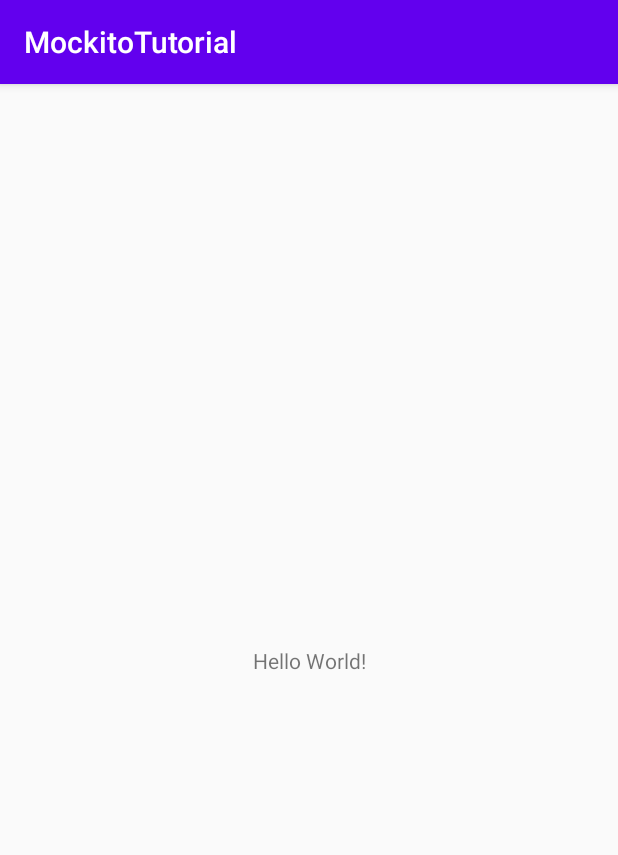
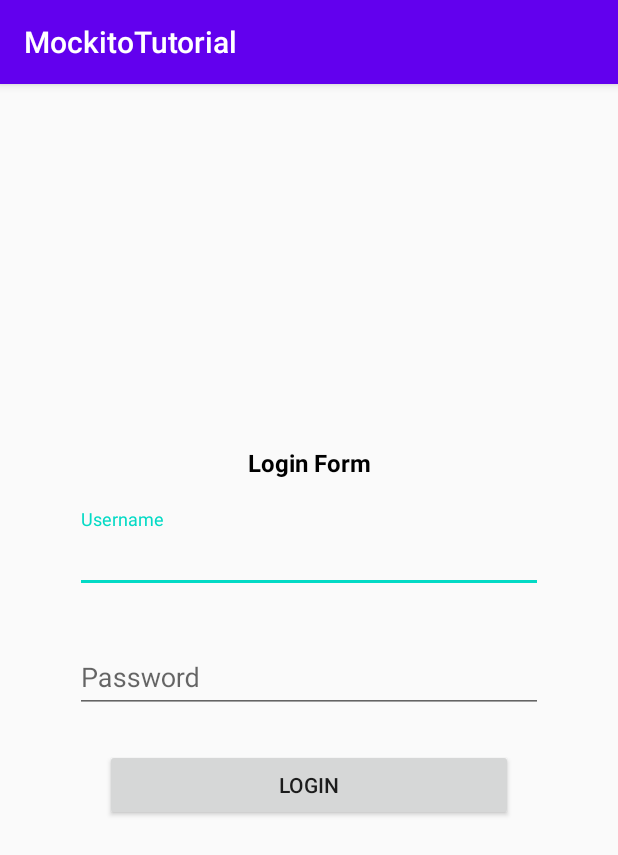
Before and after one commit to rkaprasetya/UnitTestLearning, an Android app: the screen it shows after launch (MainActivity before the commit, LoginActivity after it), on a phone screen of 412 x 824 dp. Shown: the top 855 px of the screen. Run offline under Robolectric (Android 15) with nearby library versions, the phone set to English and light mode, and no system bars; our stand-ins replace RxJava, data binding; 1 statement that could not run was skipped.

```diff
--- a/app/src/main/AndroidManifest.xml
+++ b/app/src/main/AndroidManifest.xml
@@ -9,13 +9,16 @@
         android:roundIcon="@mipmap/ic_launcher_round"
         android:supportsRtl="true"
         android:theme="@style/AppTheme">
-        <activity android:name=".MainActivity">
+        <activity android:name=".login.LoginActivity">
             <intent-filter>
                 <action android:name="android.intent.action.MAIN" />
 
                 <category android:name="android.intent.category.LAUNCHER" />
             </intent-filter>
         </activity>
+        <activity android:name=".MainActivity">
+
+        </activity>
     </application>
 
 </manifest>
--- /dev/null
+++ b/app/src/main/java/com/raka/mockitotutorial/login/LoginActivity.kt
@@ -0,0 +1,73 @@
+package com.raka.mockitotutorial.login
+
+import androidx.appcompat.app.AppCompatActivity
+import android.os.Bundle
+import android.view.View
+import android.widget.Toast
+import androidx.databinding.DataBindingUtil
+import androidx.lifecycle.Observer
+import androidx.lifecycle.ViewModelProviders
+import com.raka.mockitotutorial.R
+import com.raka.mockitotutorial.databinding.ActivityLoginBinding
+import io.reactivex.disposables.CompositeDisposable
+
+class LoginActivity : AppCompatActivity() {
+    private lateinit var binding : ActivityLoginBinding
+    private lateinit var viewModel: LoginViewModel
+    private val compositeDisposable = CompositeDisposable()
+
+    override fun onCreate(savedInstanceState: Bundle?) {
+        super.onCreate(savedInstanceState)
+        binding = DataBindingUtil.setContentView(this,R.layout.activity_login)
+        viewModel = ViewModelProviders.of(this,LoginViewModelFactory(ApiServiceImpl())).get(LoginViewModel::class.java)
+        binding.viewmodel = viewModel
+        setupObservers()
+    }
+    private fun setupObservers() {
+        binding.viewmodel!!.toastMessage.observe(this, Observer {
+            it.getContentIfnotHandled()?.let {
+                setToastMessage(it)
+            }
+        })
+        binding.viewmodel!!.onLoading.observe(this, Observer {
+            if(it){
+                binding.pbLogin.visibility = View.VISIBLE
+                setFormGone()
+            }else{
+                binding.pbLogin.visibility = View.GONE
+                setFormVisible()
+            }
+        })
+    }
+
+    private fun setToastMessage(it:String){
+        var message:String = ""
+        when(it!!){
+            "1" -> {message = resources.getString(R.string.username_empty)}
+            "2" -> {message = resources.getString(R.string.wrong_email)}
+            "3" -> {message = resources.getString(R.string.password_empty)}
+            "4" -> {message = resources.getString(R.string.login_fail)}
+            "5" -> {message = resources.getString(R.string.login_success)}
+        }
+        Toast.makeText(this,message, Toast.LENGTH_LONG).show()
+    }
+
+    private fun setFormGone(){
+        binding.btnLogin.visibility = View.GONE
+        binding.etUsername.visibility = View.GONE
+        binding.etPassword.visibility = View.GONE
+        binding.tvLoginTitle.visibility = View.GONE
+    }
+
+    private fun setFormVisible(){
+        binding.btnLogin.visibility = View.VISIBLE
+        binding.etUsername.visibility = View.VISIBLE
+        binding.etPassword.visibility = View.VISIBLE
+        binding.tvLoginTitle.visibility = View.VISIBLE
+    }
+
+    override fun onDestroy() {
+        super.onDestroy()
+        compositeDisposable.clear()
+    }
+}
--- /dev/null
+++ b/app/src/main/java/com/raka/mockitotutorial/login/LoginViewModelFactory.kt
@@ -0,0 +1,13 @@
+package com.raka.mockitotutorial.login
+
+import androidx.lifecycle.ViewModel
+import androidx.lifecycle.ViewModelProvider
+
+class LoginViewModelFactory(private val apiHelper: ApiService) : ViewModelProvider.Factory {
+    override fun <T : ViewModel?> create(modelClass: Class<T>): T {
+        if (modelClass.isAssignableFrom(LoginViewModel::class.java)) {
+            return LoginViewModel(LoginRepositoryImpl(apiHelper)) as T
+        }
+        throw IllegalArgumentException("Unknown class name")
+    }
+}
--- /dev/null
+++ b/app/src/main/res/layout/activity_login.xml
@@ -0,0 +1,96 @@
+<?xml version="1.0" encoding="utf-8"?>
+<layout xmlns:android="http://schemas.android.com/apk/res/android"
+    xmlns:app="http://schemas.android.com/apk/res-auto"
+    xmlns:tools="http://schemas.android.com/tools">
+
+    <data>
+
+        <import type="android.view.View" />
+
+        <variable
+            name="viewmodel"
+            type="com.raka.mockitotutorial.login.LoginViewModel" />
+    </data>
+
+    <androidx.constraintlayout.widget.ConstraintLayout
+        android:layout_width="match_parent"
+        android:layout_height="match_parent"
+        tools:context=".presentation.login.MainActivity">
+
+        <TextView
+            android:id="@+id/tv_login_title"
+            android:layout_width="wrap_content"
+            android:layout_height="wrap_content"
+            android:layout_marginStart="170dp"
+            android:layout_marginTop="241dp"
+            android:layout_marginEnd="169dp"
+            android:text="@string/login_form"
+            android:textColor="@android:color/black"
+            android:textSize="16sp"
+            android:textStyle="bold"
+            app:layout_constraintEnd_toEndOf="parent"
+            app:layout_constraintStart_toStartOf="parent"
+            app:layout_constraintTop_toTopOf="parent" />
+
+        <com.google.android.material.textfield.TextInputLayout
+            android:id="@+id/textInputLayout"
+            android:layout_width="0dp"
+            android:layout_height="wrap_content"
+            android:layout_marginStart="50dp"
+            android:layout_marginTop="20dp"
+            android:layout_marginEnd="50dp"
+            app:layout_constraintEnd_toEndOf="parent"
+            app:layout_constraintStart_toStartOf="parent"
+            app:layout_constraintTop_toBottomOf="@+id/tv_login_title">
+
+            <com.google.android.material.textfield.TextInputEditText
+                android:id="@+id/et_username"
+                android:layout_width="match_parent"
+                android:layout_height="wrap_content"
+                android:hint="@string/username"
+                android:text="@={viewmodel.username}" />
+        </com.google.android.material.textfield.TextInputLayout>
+
+        <com.google.android.material.textfield.TextInputLayout
+            android:id="@+id/textInputLayout2"
+            android:layout_width="0dp"
+            android:layout_height="wrap_content"
+            android:layout_marginStart="50dp"
+            android:layout_marginTop="24dp"
+            android:layout_marginEnd="50dp"
+            app:layout_constraintEnd_toEndOf="parent"
+            app:layout_constraintStart_toStartOf="parent"
+            app:layout_constraintTop_toBottomOf="@+id/textInputLayout">
+
+            <com.google.android.material.textfield.TextInputEditText
+                android:id="@+id/et_password"
+                android:layout_width="match_parent"
+                android:layout_height="wrap_content"
+                android:hint="@string/password"
+                android:inputType="textPassword"
+                android:text="@={viewmodel.password}" />
+        </com.google.android.material.textfield.TextInputLayout>
+
+        <Button
+            android:id="@+id/btn_login"
+            android:layout_width="0dp"
+            android:layout_height="wrap_content"
+            android:layout_marginStart="70dp"
+            android:layout_marginTop="24dp"
+            android:layout_marginEnd="70dp"
+            android:onClick="@{()->viewmodel.onLoginClick()}"
+            android:text="@string/login"
+            app:layout_constraintEnd_toEndOf="parent"
+            app:layout_constraintStart_toStartOf="parent"
+            app:layout_constraintTop_toBottomOf="@+id/textInputLayout2" />
+
+        <include
+            android:id="@+id/pb_login"
+            layout="@layout/layout_progress_bar"
+            android:visibility="gone"
+            app:layout_constraintBottom_toBottomOf="parent"
+            app:layout_constraintEnd_toEndOf="parent"
+            app:layout_constraintStart_toStartOf="parent"
+            app:layout_constraintTop_toTopOf="parent" />
+    </androidx.constraintlayout.widget.ConstraintLayout>
+</layout>
--- a/app/src/main/res/values/strings.xml
+++ b/app/src/main/res/values/strings.xml
@@ -1,3 +1,21 @@
 <resources>
     <string name="app_name">MockitoTutorial</string>
+    <string name="username">Username</string>
+    <string name="password">Password</string>
+    <string name="login">Login</string>
+    <string name="login_form">Login Form</string>
+
+    <!-- TODO: Remove or change this placeholder text -->
+    <string name="hello_blank_fragment">Hello blank fragment</string>
+    <string name="login_fail">Login Fail</string>
+    <string name="login_success">Login Success</string>
+    <string name="username_empty">Username is empty</string>
+    <string name="wrong_email">Email format is wrong</string>
+    <string name="password_empty">Password is empty</string>
+    <string name="search_category">Search Category</string>
+    <string name="this_is_profile_page">This is Profile page</string>
+    <string name="this_is_setting_page">This is Setting page</string>
+    <string name="setting">Setting</string>
+    <string name="profile">Profile</string>
+    <string name="home">Home</string>
 </resources>
```
Also changed, not shown: app/build.gradle (+21 -1 lines), app/src/main/java/com/raka/mockitotutorial/login/ApiClient.kt (added, +32 -0 lines), app/src/main/java/com/raka/mockitotutorial/login/ApiService.kt (+21 -0 lines), app/src/main/java/com/raka/mockitotutorial/login/EventWrapper.kt (added, +21 -0 lines), app/src/main/java/com/raka/mockitotutorial/login/LoginRepository.kt (+1 -21 lines), app/src/main/java/com/raka/mockitotutorial/login/LoginViewModel.kt (+16 -3 lines), app/src/main/res/layout/layout_progress_bar.xml (added, +30 -0 lines), 4 other files.
